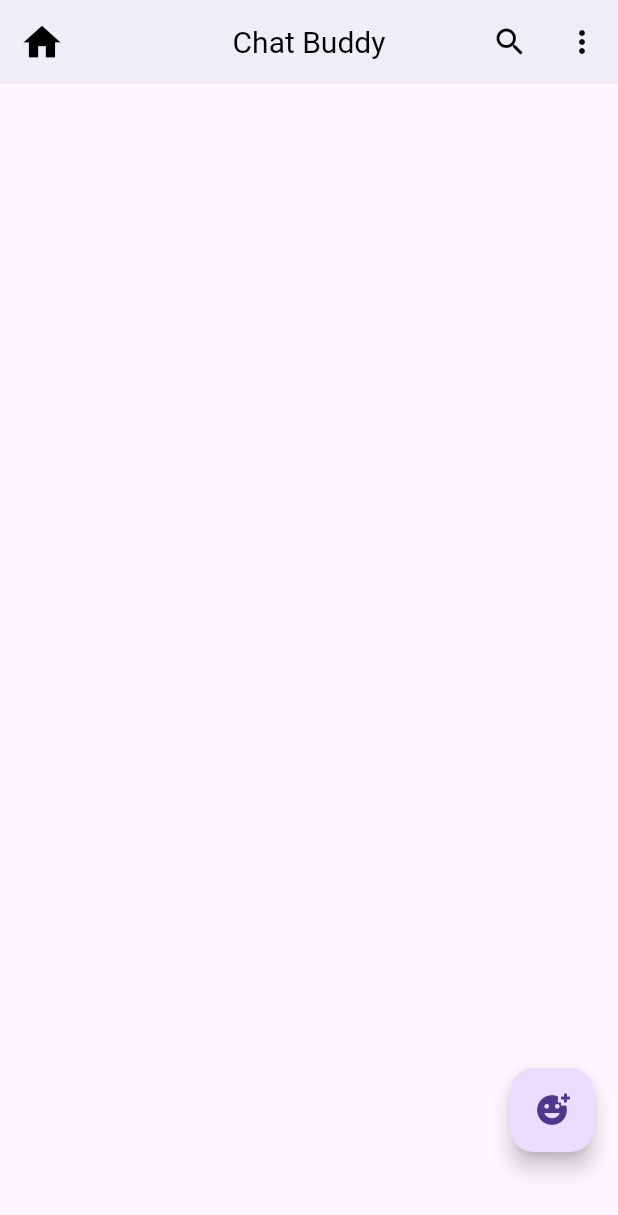
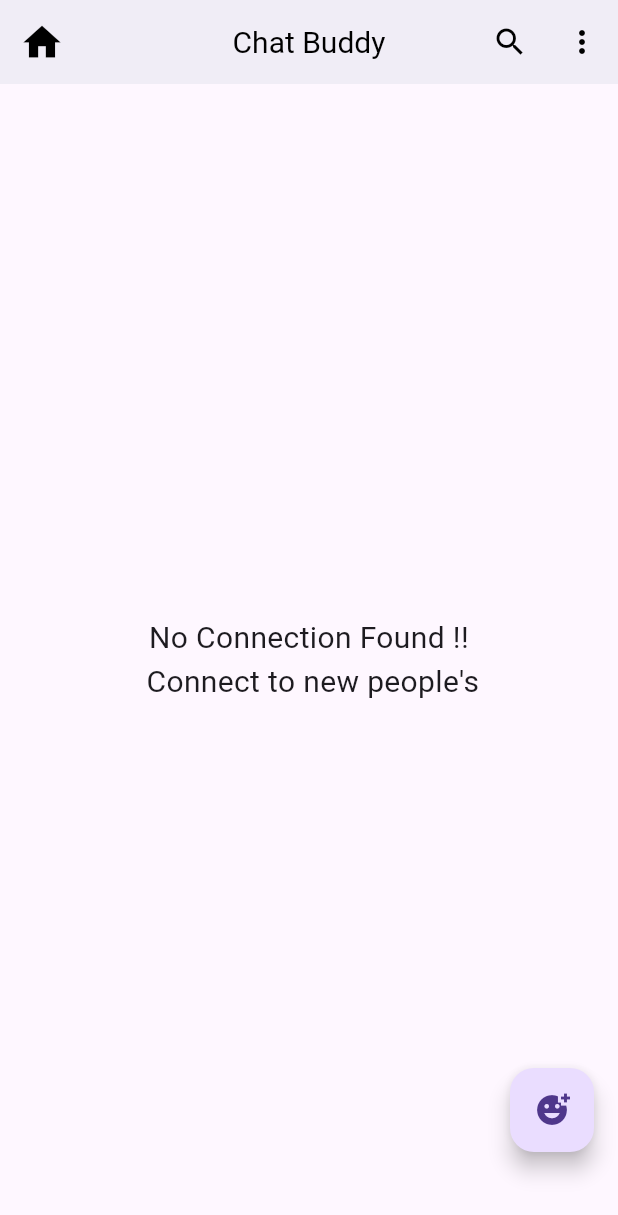
Before and after one commit to Atharva-Werulkar/chat_buddy, a Flutter app: the HomeScreen screen opened directly, on a phone screen of 412 x 824 dp. Shown: the top 1215 px of the screen. Run offline on Flutter 3.47's test engine with Material 2 defaults, Android fonts, the phone set to English and light mode, and no system bars; our stand-ins replace cloud_firestore, firebase_auth, firebase_core, google_sign_in, lottie; accounts and stored records are empty.

Commit message:
firebase update

```diff
--- a/lib/screens/home_screen.dart
+++ b/lib/screens/home_screen.dart
@@ -3,6 +3,7 @@ import 'dart:developer';
 
 import 'package:chat_buddy/api/apis.dart';
 import 'package:chat_buddy/main.dart';
+import 'package:chat_buddy/models/chat_user.dart';
 import 'package:chat_buddy/widgets/chat_card.dart';
 import 'package:flutter/material.dart';
 import 'package:google_sign_in/google_sign_in.dart';
@@ -15,6 +16,8 @@ class HomeScreen extends StatefulWidget {
 }
 
 class _HomeScreenState extends State<HomeScreen> {
+  List<ChatUser> list = [];
+
   @override
   Widget build(BuildContext context) {
     return Scaffold(
@@ -48,24 +51,43 @@ class _HomeScreenState extends State<HomeScreen> {
       body: StreamBuilder(
         stream: APIs.firestore.collection('users').snapshots(),
         builder: (context, snapshot) {
-          final list = [];
-          if (snapshot.hasData) {
+          switch (snapshot.connectionState) {
+            //if the data is loading
+            case ConnectionState.waiting:
+            case ConnectionState.none:
+              return const Center(
+                child: CircularProgressIndicator(),
+              );
+
+            //if some or all data is Loaded the show it
+            case ConnectionState.active:
+            case ConnectionState.done:
               final data = snapshot.data?.docs;
-            for (var i in data!) {
-              log('Data: ${jsonEncode(i.data())}');
-              list.add(i.data()['name']);
-            }
-          }
+              list =
+                  data?.map((e) => ChatUser.fromJson(e.data())).toList() ?? [];
 
+              if (list.isNotEmpty) {
                 return ListView.builder(
                   padding: EdgeInsets.only(top: size.height * .005),
                   physics: const BouncingScrollPhysics(),
                   itemCount: list.length,
                   itemBuilder: (context, index) {
-              // return const ChatCard();
-              return Text('Name: ${list[index]}');
+                    return ChatCard(
+                      user: list[index],
+                    );
                   },
                 );
+              } else {
+                return const Center(
+                    child: Text(
+                  textAlign: TextAlign.center,
+                  "No Connection Found !!\n Connect to new people's",
+                  style: TextStyle(
+                    fontSize: 20,
+                  ),
+                ));
+              }
+          }
         },
       ),
     );
```
Also changed, not shown: assets/lottiefiles/WAVE.json (added, +1 -0 lines), lib/models/chat_user.dart (+9 -9 lines), lib/screens/auth/login_screen.dart (+4 -4 lines), lib/widgets/chat_card.dart (+12 -6 lines). Lines whose indentation alone changed are shown as unchanged.
